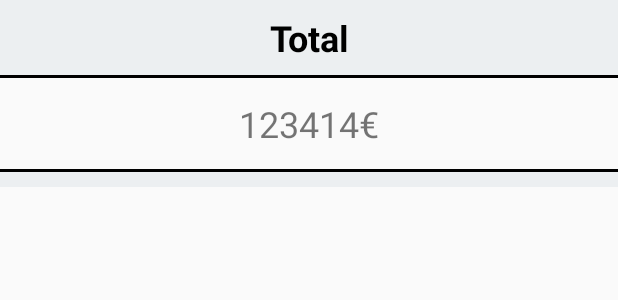
After one commit to DainWs/2DAM_Granada_Contributions, an Android app: the layout fragment_pedido.xml on its own in the app's theme, with its tools: preview values and no code run, on a phone screen of 412 x 824 dp. The commit adds this screen. Shown: the top 300 px of the screen. Run offline under Robolectric (Android 15) with nearby library versions, the light colour scheme and no system bars.

Commit message:
Muchos cambios

```diff
--- a/app/src/main/java/com/josealex/granadacontributions/ui/home/MercadoFragment.java
+++ b/app/src/main/java/com/josealex/granadacontributions/ui/home/MercadoFragment.java
@@ -91,7 +91,7 @@ public class MercadoFragment extends Fragment {
         //Managers of market adapter
         usersAdapter = new UsersRecyclerAdapter(usersList, isAdmin) {
             @Override
-            public void onDeleteButtonClick(User mItem) {
+            public void onButtonClick(User mItem) {
                 DialogsFactory.makeAreYouSureDialog(
                         (dialog, which) -> {
                             removeUser(user);
--- a/app/src/main/java/com/josealex/granadacontributions/utils/GlobalInformation.java
+++ b/app/src/main/java/com/josealex/granadacontributions/utils/GlobalInformation.java
@@ -1,6 +1,4 @@
 package com.josealex.granadacontributions.utils;
-
-import androidx.fragment.app.Fragment;
 
 import com.josealex.granadacontributions.MainActivity;
 import com.josealex.granadacontributions.modules.Mercado;
@@ -8,9 +6,7 @@ import com.josealex.granadacontributions.modules.User;
 import com.josealex.granadacontributions.ui.home.HomeFragment;
 import com.josealex.granadacontributions.ui.home.ProductosListFragment;
 import com.josealex.granadacontributions.ui.setting.PreferenceFragment;
-
 import java.util.ArrayList;
-import java.util.Collection;
 
 public class GlobalInformation {
     public static User SIGN_IN_USER = new User();
--- /dev/null
+++ b/app/src/main/res/layout/fragment_pedido.xml
@@ -0,0 +1,76 @@
+<?xml version="1.0" encoding="utf-8"?>
+<androidx.constraintlayout.widget.ConstraintLayout xmlns:android="http://schemas.android.com/apk/res/android"
+    xmlns:app="http://schemas.android.com/apk/res-auto"
+    xmlns:tools="http://schemas.android.com/tools"
+    android:layout_width="match_parent"
+    android:layout_height="match_parent">
+
+    <TextView
+        android:id="@+id/textView8"
+        android:layout_width="0dp"
+        android:layout_height="50dp"
+        android:background="@color/main_activity_background_color"
+        android:gravity="center"
+        android:text="@string/total"
+        android:textColor="@color/black"
+        android:textSize="24sp"
+        android:textStyle="bold"
+        app:layout_constraintEnd_toEndOf="parent"
+        app:layout_constraintStart_toStartOf="parent"
+        app:layout_constraintTop_toTopOf="parent" />
+
+    <View
+        android:id="@+id/view7"
+        android:layout_width="match_parent"
+        android:layout_height="2dp"
+        android:layout_weight="1"
+        android:background="@color/toolbar_background_color"
+        app:layout_constraintEnd_toEndOf="parent"
+        app:layout_constraintHorizontal_bias="0.0"
+        app:layout_constraintStart_toStartOf="parent"
+        app:layout_constraintTop_toBottomOf="@+id/textView8" />
+
+    <TextView
+        android:id="@+id/textView9"
+        android:layout_width="0dp"
+        android:layout_height="50dp"
+        android:layout_marginTop="5dp"
+        android:gravity="center"
+        android:textSize="24sp"
+        app:layout_constraintEnd_toEndOf="parent"
+        app:layout_constraintStart_toStartOf="parent"
+        app:layout_constraintTop_toBottomOf="@+id/view7"
+        tools:text="123414€" />
+
+    <View
+        android:id="@+id/view10"
+        android:layout_width="match_parent"
+        android:layout_height="2dp"
+        android:layout_marginTop="5dp"
+        android:layout_weight="1"
+        android:background="@color/toolbar_background_color"
+        app:layout_constraintEnd_toEndOf="parent"
+        app:layout_constraintHorizontal_bias="0.0"
+        app:layout_constraintStart_toStartOf="parent"
+        app:layout_constraintTop_toBottomOf="@+id/textView9" />
+
+    <View
+        android:id="@+id/view11"
+        android:layout_width="match_parent"
+        android:layout_height="10dp"
+        android:layout_weight="1"
+        android:background="@color/main_activity_background_color"
+        app:layout_constraintEnd_toEndOf="parent"
+        app:layout_constraintHorizontal_bias="0.0"
+        app:layout_constraintStart_toStartOf="parent"
+        app:layout_constraintTop_toBottomOf="@+id/view10" />
+
+    <androidx.recyclerview.widget.RecyclerView
+        android:layout_width="match_parent"
+        android:layout_height="0dp"
+        app:layout_constraintBottom_toBottomOf="parent"
+        app:layout_constraintEnd_toEndOf="parent"
+        app:layout_constraintStart_toStartOf="parent"
+        app:layout_constraintTop_toBottomOf="@+id/view11"
+        app:layout_constraintVertical_bias="1.0" />
+</androidx.constraintlayout.widget.ConstraintLayout>
--- a/app/src/main/res/values/strings.xml
+++ b/app/src/main/res/values/strings.xml
@@ -55,4 +55,5 @@
     <string name="delete_button_text">Delete</string>
     <string name="remove_products">Remove products</string>
     <string name="filter_button">Filter</string>
+    <string name="total">Total</string>
 </resources>
```
Also changed, not shown: app/src/main/java/com/josealex/granadacontributions/adapters/UsersRecyclerAdapter.java (+13 -2 lines), app/src/main/java/com/josealex/granadacontributions/modules/LineaPedido.java (added, +69 -0 lines), app/src/main/java/com/josealex/granadacontributions/modules/Pedido.java (+64 -0 lines), app/src/main/java/com/josealex/granadacontributions/modules/User.java (+25 -2 lines), app/src/main/java/com/josealex/granadacontributions/ui/home/PedidosFragment.java (added, +25 -0 lines), app/src/main/java/com/josealex/granadacontributions/utils/PedidosFactory.java (added, +40 -0 lines).
